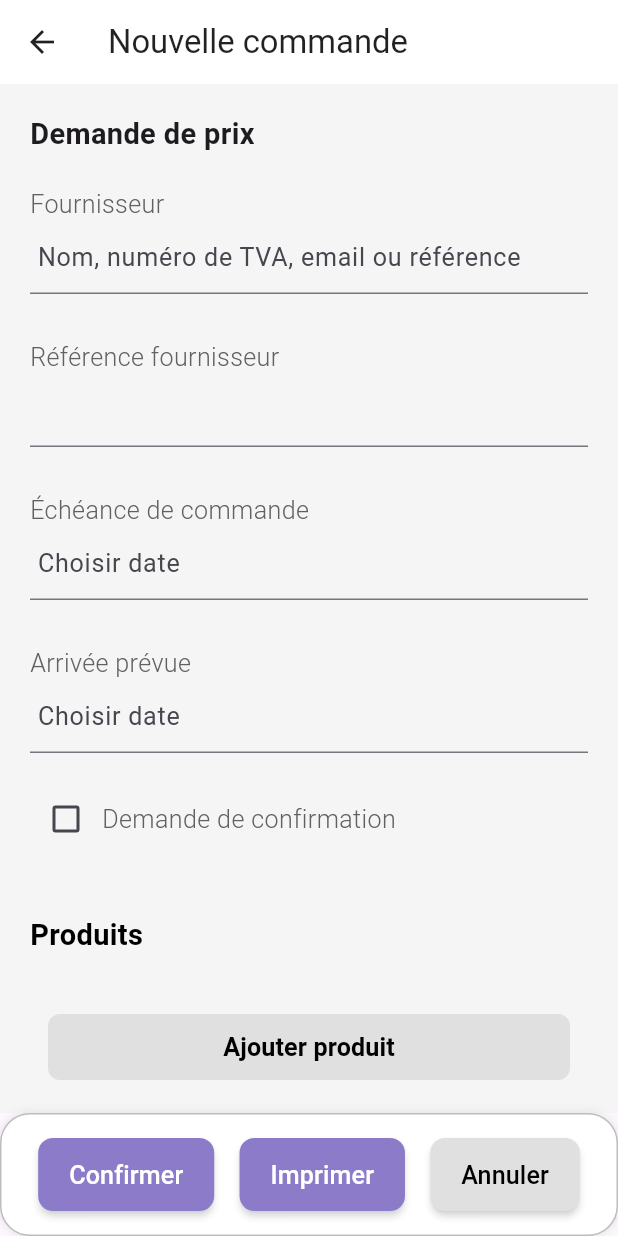
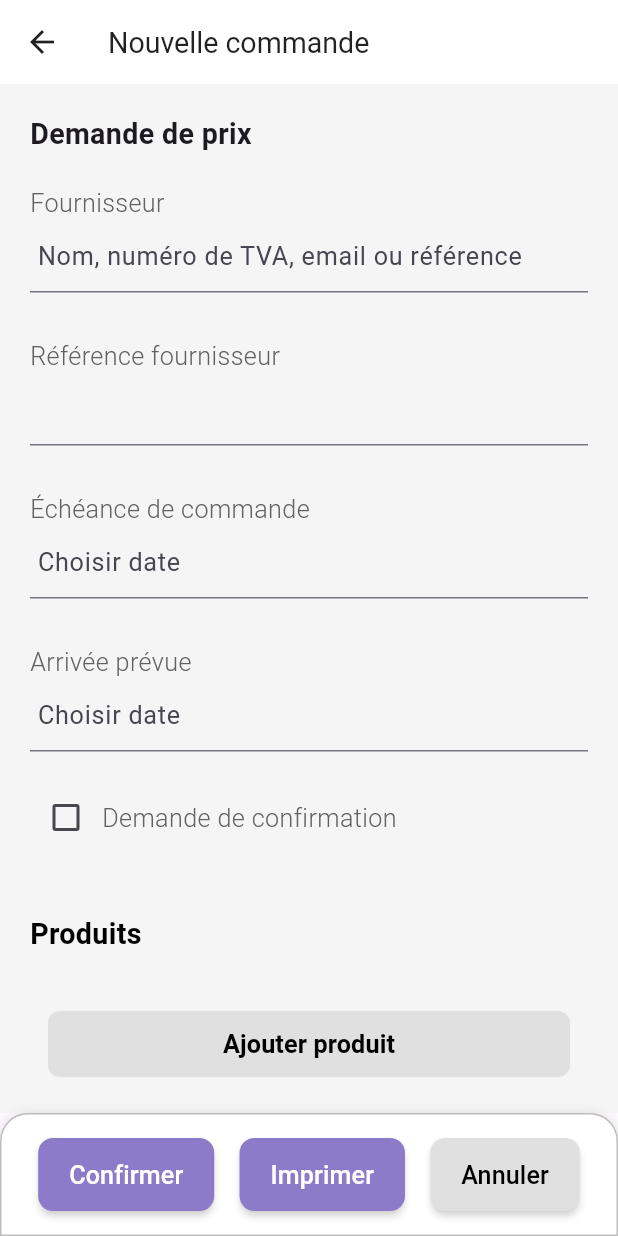
Before and after one commit to oussama-souidi/odoo_erp_mobile_app, a Flutter app: the details_page screen opened directly, after a tap on "Imprimer", on a phone screen of 412 x 824 dp. Run offline on Flutter 3.47's test engine with Material 3 defaults, Android fonts, the light colour scheme and no system bars; our stand-ins replace flutter_screenutil.

Commit message:
responsiveness mechia mrigla

```diff
--- a/lib/main.dart
+++ b/lib/main.dart
@@ -16,10 +16,10 @@ class MyApp extends StatelessWidget {
       builder: (_, child) => const SafeArea(
         child: MaterialApp(
           debugShowCheckedModeBanner: false,
-          home: HomePage()
+          home: details_page()
         ),
       ),
-      designSize: const Size(1080, 2400),
+      designSize: const Size(1080, 2220),
     );
   }
 }
--- a/lib/modules/achats/components/details_page.dart
+++ b/lib/modules/achats/components/details_page.dart
@@ -1,4 +1,5 @@
 import 'package:flutter/material.dart';
+import 'package:flutter_screenutil/flutter_screenutil.dart';
 import 'package:mobile_app/modules/achats/produits/ajouter_produit.dart';
 import 'package:mobile_app/modules/achats/produits/fake_repository.dart';
 import 'package:mobile_app/modules/achats/produits/product_item.dart';
@@ -77,6 +78,7 @@ class _details_pageState extends State<details_page> {
           .colorScheme
           .surface,
       appBar: AppBar(
+        scrolledUnderElevation: 0,
         backgroundColor: Colors.white,
         iconTheme: const IconThemeData(
           color: Colors.black87,
@@ -84,7 +86,7 @@ class _details_pageState extends State<details_page> {
         title: Text(
           "Nouvelle commande",
           style: TextStyle(
-              color: Colors.black87, fontSize: responsiveFontSize(context, 17)),
+              color: Colors.black87, fontSize: 50.sp),
         ),
       ),
       body: SingleChildScrollView(
@@ -101,7 +103,7 @@ class _details_pageState extends State<details_page> {
                 Text(
                   'Demande de prix',
                   style: TextStyle(
-                      fontSize: responsiveFontSize(context, 15),
+                      fontSize: 50.sp,
                       fontWeight: FontWeight.bold),
                 ),
                 const SizedBox(
@@ -110,7 +112,7 @@ class _details_pageState extends State<details_page> {
                 Text(
                   'Fournisseur',
                   style: TextStyle(
-                      fontSize: responsiveFontSize(context, 13),
+                      fontSize: 44.sp,
                       fontWeight: FontWeight.w300,
                       color: Colors.grey[700]),
                 ),
@@ -119,7 +121,7 @@ class _details_pageState extends State<details_page> {
                     contentPadding: EdgeInsets.only(left: 5),
                     hintText: 'Nom, numéro de TVA, email ou référence',
                     hintStyle:
-                    TextStyle(fontSize: responsiveFontSize(context, 13),
+                    TextStyle(fontSize: 44.sp,
                         fontWeight: FontWeight.normal),
                   ),
                 ),
@@ -129,7 +131,7 @@ class _details_pageState extends State<details_page> {
                 Text(
                   'Référence fournisseur',
                   style: TextStyle(
-                      fontSize: responsiveFontSize(context, 13),
+                      fontSize: 44.sp,
                       fontWeight: FontWeight.w300,
                       color: Colors.grey[700]),
                 ),
@@ -143,7 +145,7 @@ class _details_pageState extends State<details_page> {
                 Text(
                   'Échéance de commande',
                   style: TextStyle(
-                      fontSize: responsiveFontSize(context, 13),
+                      fontSize: 44.sp,
                       fontWeight: FontWeight.w300,
                       color: Colors.grey[700]),
                 ),
@@ -156,7 +158,7 @@ class _details_pageState extends State<details_page> {
                         .substring(0, 10) ??
                         'Choisir date',
                     hintStyle: TextStyle(
-                        fontSize: responsiveFontSize(context, 13),
+                        fontSize: 44.sp,
                         fontWeight: FontWeight.normal),
                     contentPadding: const EdgeInsets.only(left: 5),
                   ),
@@ -167,7 +169,7 @@ class _details_pageState extends State<details_page> {
                 Text(
                   'Arrivée prévue',
                   style: TextStyle(
-                      fontSize: responsiveFontSize(context, 13),
+                      fontSize: 44.sp,
                       fontWeight: FontWeight.w300,
                       color: Colors.grey[700]),
                 ),
@@ -180,7 +182,7 @@ class _details_pageState extends State<details_page> {
                     selectedDates["arrivee"]?.toString().substring(0, 10) ??
                         'Choisir date',
                     hintStyle: TextStyle(
-                        fontSize: responsiveFontSize(context, 13),
+                        fontSize: 44.sp,
                         fontWeight: FontWeight.normal),
                     contentPadding: const EdgeInsets.only(left: 5),
                   ),
@@ -200,7 +202,7 @@ class _details_pageState extends State<details_page> {
                     ),
                     Text('Demande de confirmation',
                         style: TextStyle(
-                            fontSize: responsiveFontSize(context, 13),
+                            fontSize: 44.sp,
                             fontWeight: FontWeight.w300,
                             color: Colors.grey[700])),
                   ],
@@ -211,7 +213,7 @@ class _details_pageState extends State<details_page> {
                 Text(
                   'Produits',
                   style: TextStyle(
-                      fontSize: responsiveFontSize(context, 15),
+                      fontSize: 50.sp,
                       fontWeight: FontWeight.bold,
                       color: Colors.black),
                 ),
@@ -239,7 +241,7 @@ class _details_pageState extends State<details_page> {
                         style: TextStyle(
                           color: Colors.black,
                           fontWeight: FontWeight.bold,
-                          fontSize: responsiveFontSize(context, 13),
+                          fontSize: 44.sp,
                         ),
                       ),
                     ),
@@ -289,7 +291,10 @@ class _details_pageState extends State<details_page> {
       bottomNavigationBar: Container(
         decoration: BoxDecoration(
             border: Border.all(color: Colors.grey.shade400),
-            borderRadius: BorderRadius.circular(20),
+            borderRadius: BorderRadius.only(
+              topLeft: Radius.circular(50.r),
+              topRight: Radius.circular(50.r),
+            ),
             color: Colors.white,
             boxShadow: [
               BoxShadow(
@@ -300,16 +305,12 @@ class _details_pageState extends State<details_page> {
         child: BottomAppBar(
           color: Colors.transparent,
           elevation: 8,
+
           child: Row(
             mainAxisAlignment: MainAxisAlignment.spaceAround,
             children: [
               TextButton(
-                onPressed: () {
-                  Navigator.push(
-                      context,
-                      MaterialPageRoute(
-                          builder: (context) => const details_page()));
-                },
+                onPressed: () {},
                 style: TextButton.styleFrom(
                   padding: responsivePadding(context, 0.05, 0.015),
                   shape: RoundedRectangleBorder(
@@ -327,12 +328,7 @@ class _details_pageState extends State<details_page> {
                   style: TextStyle(fontSize: responsiveFontSize(context, 13)),),
               ),
               TextButton(
-                onPressed: () {
-                  Navigator.push(
-                      context,
-                      MaterialPageRoute(
-                          builder: (context) => const details_page()));
-                },
+                onPressed: () {},
                 style: TextButton.styleFrom(
                   padding: responsivePadding(context, 0.05, 0.015),
                   // Add padding
@@ -352,12 +348,7 @@ class _details_pageState extends State<details_page> {
                     fontSize: responsiveFontSize(context, 13))),
               ),
               TextButton(
-                onPressed: () {
-                  Navigator.push(
-                      context,
-                      MaterialPageRoute(
-                          builder: (context) => const details_page()));
-                },
+                onPressed: () {},
                 style: TextButton.styleFrom(
                   padding: responsivePadding(context, 0.05, 0.015),
                   shape: RoundedRectangleBorder(
--- a/lib/modules/achats/produits/product_item.dart
+++ b/lib/modules/achats/produits/product_item.dart
@@ -1,4 +1,5 @@
 import 'package:flutter/material.dart';
+import 'package:flutter_screenutil/flutter_screenutil.dart';
 
 
 class ProductItem extends StatelessWidget {
@@ -22,42 +23,43 @@ class ProductItem extends StatelessWidget {
             BoxShadow(
                 color: Colors.grey.shade300,
                 blurRadius: 5,
-                offset: Offset(0, 3))
+                offset: const Offset(0, 3))
           ]),
       child: Row(
         mainAxisAlignment: MainAxisAlignment.spaceBetween,
         children: [
           Padding(
-            padding: const EdgeInsets.symmetric(
-                vertical: 8.0, horizontal: 10),
+            padding: EdgeInsets.symmetric(
+                vertical: 8.h, horizontal: 30.w),
             child: Column(
               crossAxisAlignment: CrossAxisAlignment.start,
               mainAxisAlignment:
-              MainAxisAlignment.spaceBetween,
+              MainAxisAlignment.start,
               children: [
                 Column(
                   crossAxisAlignment:
                   CrossAxisAlignment.start,
                   children: [
                     Text(
-                      this.produit,
+                      produit,
                       style: TextStyle(
-                          fontSize: 18.0,
+                          fontSize: 50.sp,
                           fontWeight: FontWeight.bold),
                     ),
                     Text(
-                      "Quantite : "+ this.quantite,
+                      "Quantite : $quantite",
                       style: TextStyle(
-                          fontSize: 16.0,
+                          fontSize: 48.sp,
                           fontWeight: FontWeight.w300,
                           color: Colors.grey[700]),
                     ),
                   ],
                 ),
+                SizedBox(height: 30.h,),
                 Text(
-                  "Prix unitaire : "+ this.prixUnitaire,
+                  "Prix unitaire : $prixUnitaire",
                   style: TextStyle(
-                      fontSize: 16.0,
+                      fontSize: 48.sp,
                       fontWeight: FontWeight.w300,
                       color: Colors.grey[700]),
                 ),
@@ -65,27 +67,27 @@ class ProductItem extends StatelessWidget {
             ),
           ),
           Padding(
-            padding: const EdgeInsets.symmetric(
-                vertical: 8.0, horizontal: 40),
+            padding: EdgeInsets.symmetric(
+                vertical: 20.h, horizontal: 60.w),
             child: Column(
               crossAxisAlignment: CrossAxisAlignment.start,
               children: [
-                Text("HT : \n "+this.prix_horsTax,
+                Text("HT : \n $prix_horsTax",
                     style: TextStyle(
-                        fontSize: 15.0,
+                        fontSize: 45.sp,
                         fontWeight: FontWeight.bold)),
                 SizedBox(
-                  height: 10,
+                  height: 15.h,
                 ),
-                Text("TTC: \n "+this.prix_avecTax,
+                Text("TTC: \n $prix_avecTax",
                     style: TextStyle(
-                        fontSize: 15.0,
+                        fontSize: 45.sp,
                         fontWeight: FontWeight.bold)),
               ],
             ),
           )
         ],
       ),
-    );;
+    );
   }
 }
```
